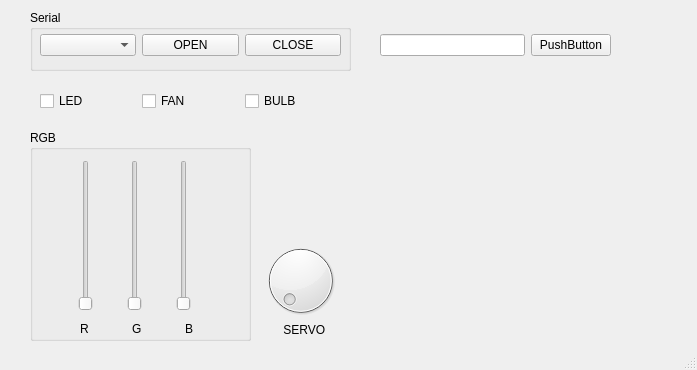
Above: PythonSerial/Design.ui from ArtyomLe/ArduinoProjects before the change. Below: the same form after it.
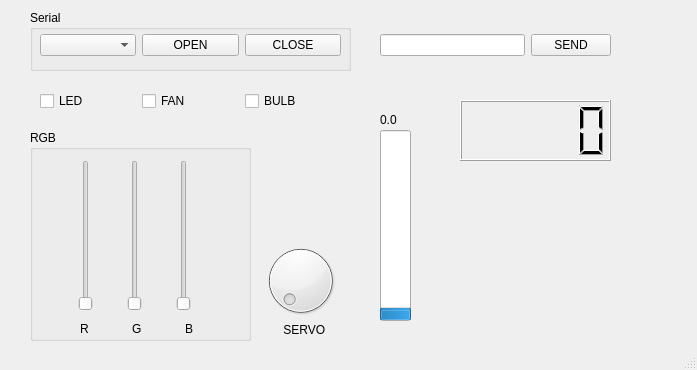
That is the form after the change.

Diff of the .ui file:
```diff
--- a/PythonSerial/Design.ui
+++ b/PythonSerial/Design.ui
@@ -170,6 +170,51 @@
      <string> SERVO</string>
     </property>
    </widget>
+   <widget class="QProgressBar" name="tempB">
+    <property name="geometry">
+     <rect>
+      <x>380</x>
+      <y>130</y>
+      <width>31</width>
+      <height>191</height>
+     </rect>
+    </property>
+    <property name="minimum">
+     <number>150</number>
+    </property>
+    <property name="maximum">
+     <number>360</number>
+    </property>
+    <property name="value">
+     <number>160</number>
+    </property>
+    <property name="orientation">
+     <enum>Qt::Vertical</enum>
+    </property>
+   </widget>
+   <widget class="QLabel" name="tempL">
+    <property name="geometry">
+     <rect>
+      <x>380</x>
+      <y>110</y>
+      <width>51</width>
+      <height>20</height>
+     </rect>
+    </property>
+    <property name="text">
+     <string>0.0</string>
+    </property>
+   </widget>
+   <widget class="QLCDNumber" name="lcdN">
+    <property name="geometry">
+     <rect>
+      <x>460</x>
+      <y>100</y>
+      <width>151</width>
+      <height>61</height>
+     </rect>
+    </property>
+   </widget>
    <widget class="QWidget" name="">
     <property name="geometry">
      <rect>
@@ -219,7 +264,7 @@
      <item>
       <widget class="QPushButton" name="sendB">
        <property name="text">
-        <string>PushButton</string>
+        <string>SEND</string>
        </property>
       </widget>
      </item>
```
